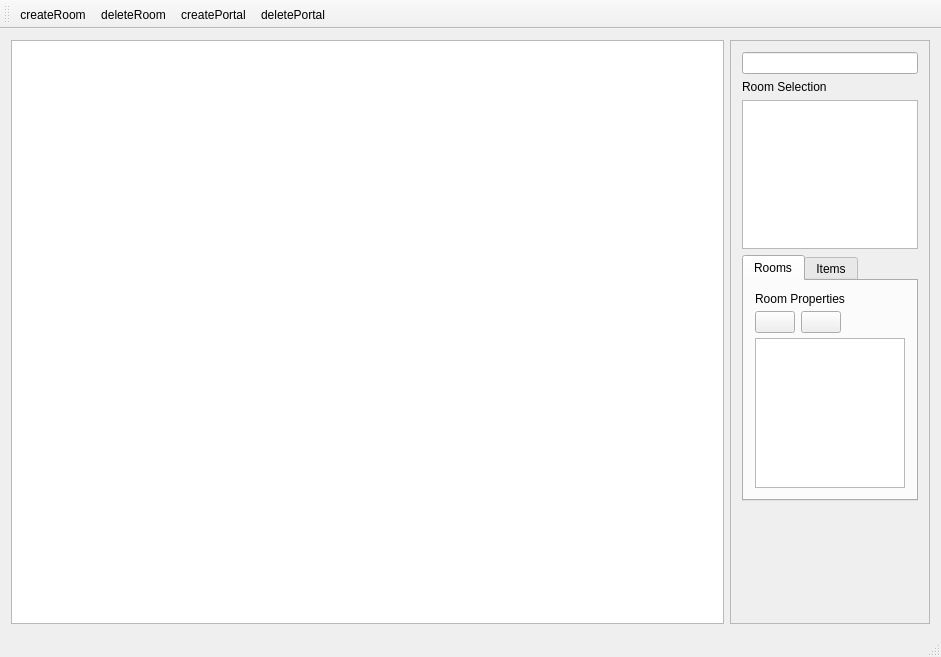
The window that editor.ui (pureooze/tle) describes before a commit, drawn with Qt 5.
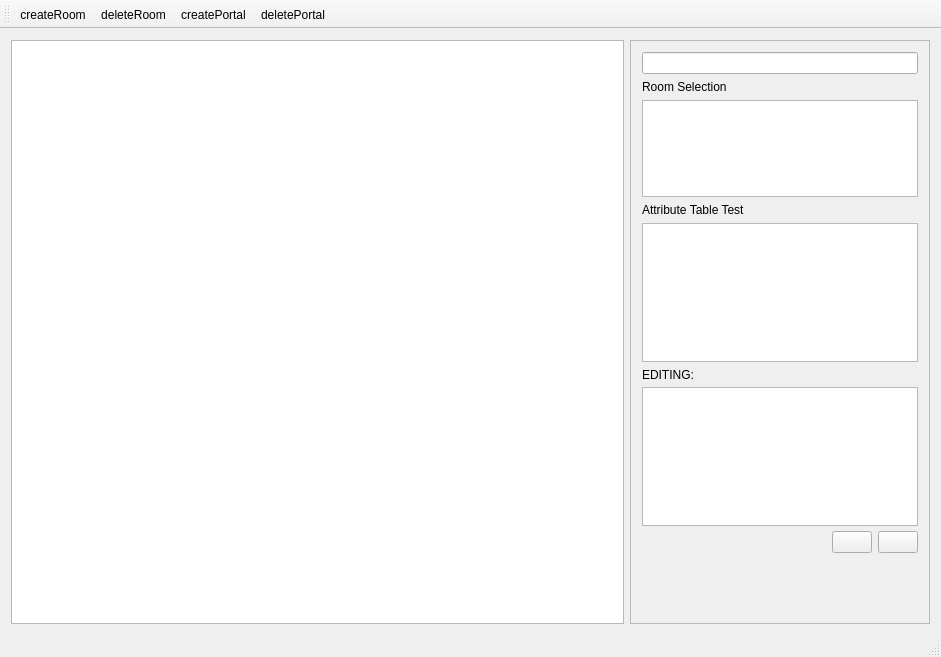
The same window after the commit. Icons and pictures are not drawn.

Commit message: Working on expanding the room class attributes

The edit to the form file:
```diff
--- a/editor.ui
+++ b/editor.ui
@@ -27,13 +27,13 @@
         </property>
         <property name="minimumSize">
          <size>
-          <width>200</width>
+          <width>300</width>
           <height>200</height>
          </size>
         </property>
         <property name="maximumSize">
          <size>
-          <width>200</width>
+          <width>300</width>
           <height>9999</height>
          </size>
         </property>
@@ -48,8 +48,8 @@
           <rect>
            <x>0</x>
            <y>0</y>
-           <width>198</width>
-           <height>556</height>
+           <width>298</width>
+           <height>558</height>
           </rect>
          </property>
          <layout class="QVBoxLayout" name="verticalLayout_4">
@@ -84,16 +84,51 @@
            </layout>
           </item>
           <item>
-           <widget class="QTabWidget" name="tabWidget">
-            <property name="currentIndex">
-             <number>0</number>
-            </property>
-            <widget class="QWidget" name="roomTab">
-             <attribute name="title">
-              <string>Rooms</string>
-             </attribute>
              <layout class="QVBoxLayout" name="verticalLayout_3">
               <item>
+             <widget class="QLabel" name="label">
+              <property name="text">
+               <string>Attribute Table Test</string>
+              </property>
+             </widget>
+            </item>
+            <item>
+             <widget class="QTableWidget" name="tableWidget">
+              <property name="enabled">
+               <bool>true</bool>
+              </property>
+              <property name="editTriggers">
+               <set>QAbstractItemView::NoEditTriggers</set>
+              </property>
+              <property name="dragEnabled">
+               <bool>false</bool>
+              </property>
+              <property name="sortingEnabled">
+               <bool>true</bool>
+              </property>
+              <attribute name="horizontalHeaderVisible">
+               <bool>false</bool>
+              </attribute>
+              <attribute name="horizontalHeaderDefaultSectionSize">
+               <number>100</number>
+              </attribute>
+              <attribute name="horizontalHeaderMinimumSectionSize">
+               <number>25</number>
+              </attribute>
+              <attribute name="horizontalHeaderStretchLastSection">
+               <bool>true</bool>
+              </attribute>
+              <attribute name="verticalHeaderVisible">
+               <bool>false</bool>
+              </attribute>
+              <attribute name="verticalHeaderStretchLastSection">
+               <bool>false</bool>
+              </attribute>
+             </widget>
+            </item>
+           </layout>
+          </item>
+          <item>
                <layout class="QVBoxLayout" name="verticalLayout_2">
                 <property name="spacing">
                  <number>5</number>
@@ -104,12 +139,28 @@
                 <item>
                  <widget class="QLabel" name="roomPropertiesLabel">
                   <property name="text">
-                   <string>Room Properties</string>
+               <string>EDITING:</string>
                   </property>
                  </widget>
                 </item>
+            <item>
+             <widget class="QTextEdit" name="paramEditWidget"/>
+            </item>
                 <item>
                  <layout class="QHBoxLayout" name="horizontalLayout">
+              <item>
+               <spacer name="horizontalSpacer">
+                <property name="orientation">
+                 <enum>Qt::Horizontal</enum>
+                </property>
+                <property name="sizeHint" stdset="0">
+                 <size>
+                  <width>40</width>
+                  <height>20</height>
+                 </size>
+                </property>
+               </spacer>
+              </item>
                   <item>
                    <widget class="QPushButton" name="addExit">
                     <property name="styleSheet">
@@ -135,41 +186,9 @@
                     </property>
                    </widget>
                   </item>
-                  <item>
-                   <spacer name="horizontalSpacer">
-                    <property name="orientation">
-                     <enum>Qt::Horizontal</enum>
-                    </property>
-                    <property name="sizeHint" stdset="0">
-                     <size>
-                      <width>40</width>
-                      <height>20</height>
-                     </size>
-                    </property>
-                   </spacer>
-                  </item>
-                 </layout>
-                </item>
-                <item>
-                 <widget class="QListWidget" name="portalListWidget">
-                  <property name="maximumSize">
-                   <size>
-                    <width>16777215</width>
-                    <height>150</height>
-                   </size>
-                  </property>
-                 </widget>
-                </item>
-               </layout>
-              </item>
-             </layout>
-            </widget>
-            <widget class="QWidget" name="tab_4">
-             <attribute name="title">
-              <string>Items</string>
-             </attribute>
-            </widget>
-           </widget>
+             </layout>
+            </item>
+           </layout>
           </item>
           <item>
            <spacer name="verticalSpacer">
```
Left out of the diff: 2 changed lines with no effect on the pictures. Lines whose indentation alone changed are shown as unchanged. The commit also changes 8 other files.
